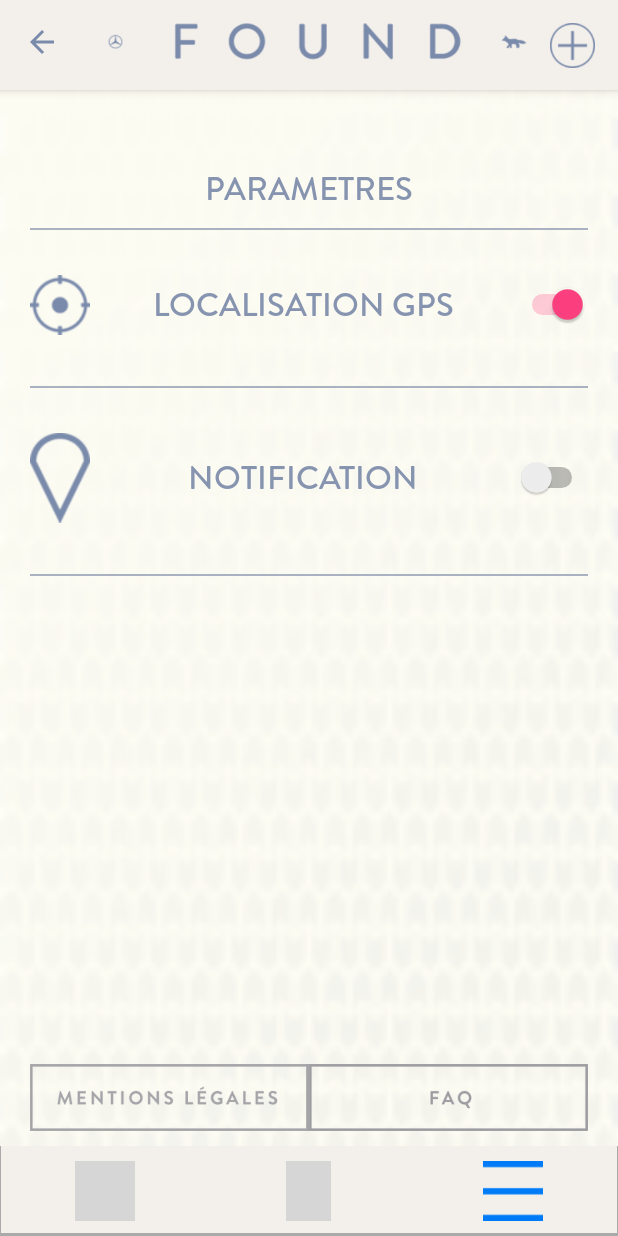
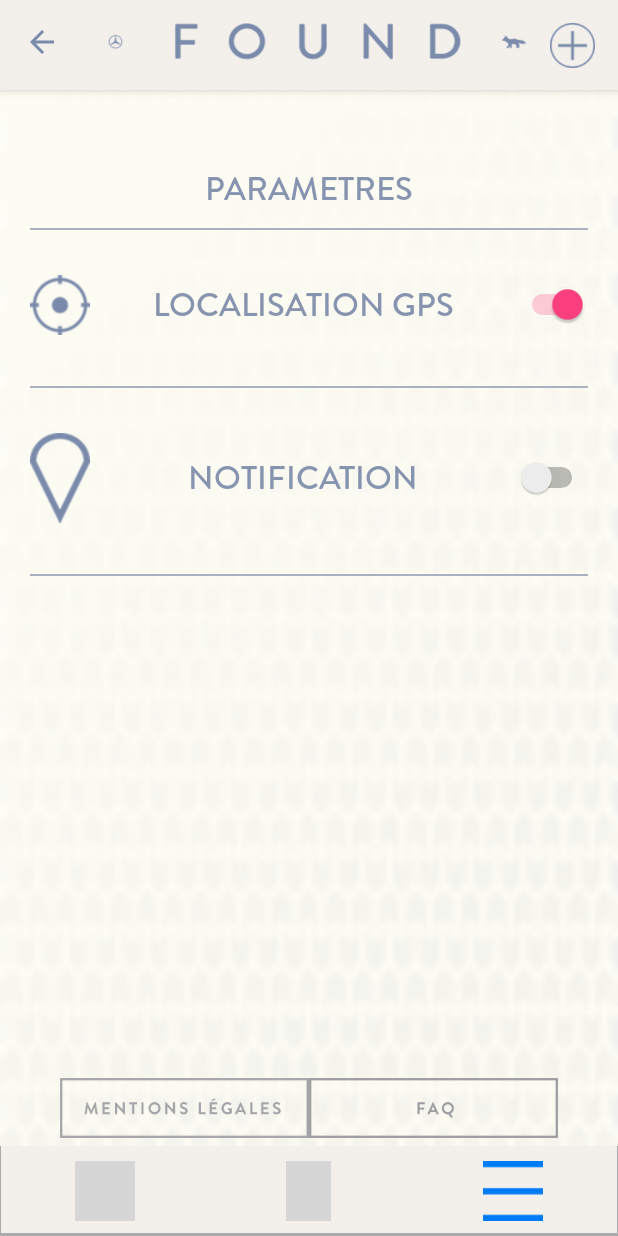
Before and after one commit to henrilq/FoundBeacons, an Android app: the fragment SettingsFragment placed in its activity, on a phone screen of 412 x 824 dp. Run offline under Robolectric (Android 15) with nearby library versions, the phone set to English and light mode, and no system bars; grey boxes are pictures that could not be loaded.

Commit message:
change button width

```diff
--- a/app/src/main/res/layout/settings_fragment.xml
+++ b/app/src/main/res/layout/settings_fragment.xml
@@ -152,7 +152,9 @@
         android:layout_width="match_parent"
         android:layout_height="wrap_content"
         android:orientation="horizontal"
-        android:paddingBottom="10dp"
+        android:paddingBottom="5dp"
+        android:layout_marginLeft="20dp"
+        android:layout_marginRight="20dp"
         android:layout_marginTop="20dp"
         android:layout_alignParentBottom="true"
         android:layout_centerInParent="true">
--- a/app/src/main/res/layout/settings_text_fragment.xml
+++ b/app/src/main/res/layout/settings_text_fragment.xml
@@ -43,8 +43,10 @@
         android:layout_width="match_parent"
         android:layout_height="wrap_content"
         android:orientation="horizontal"
-        android:paddingBottom="10dp"
+        android:paddingBottom="5dp"
         android:layout_marginTop="20dp"
+        android:layout_marginLeft="20dp"
+        android:layout_marginRight="20dp"
         android:layout_alignParentBottom="true"
         android:layout_centerInParent="true">
         <ImageButton
```
